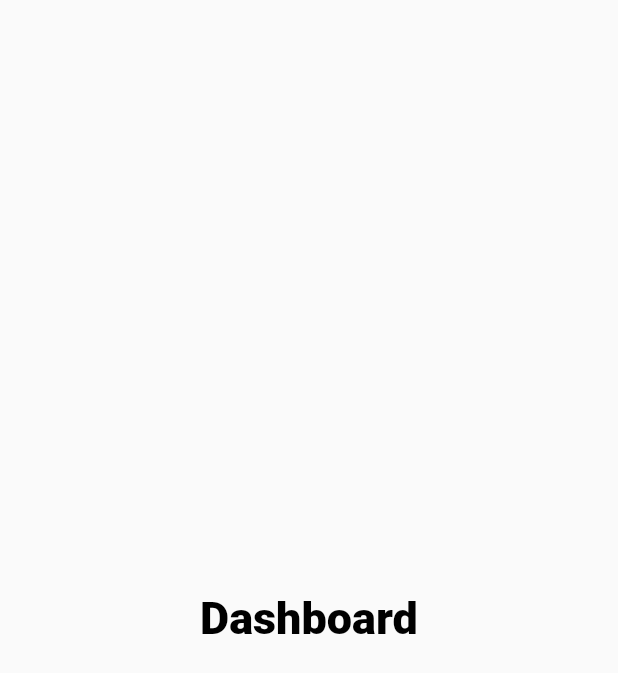
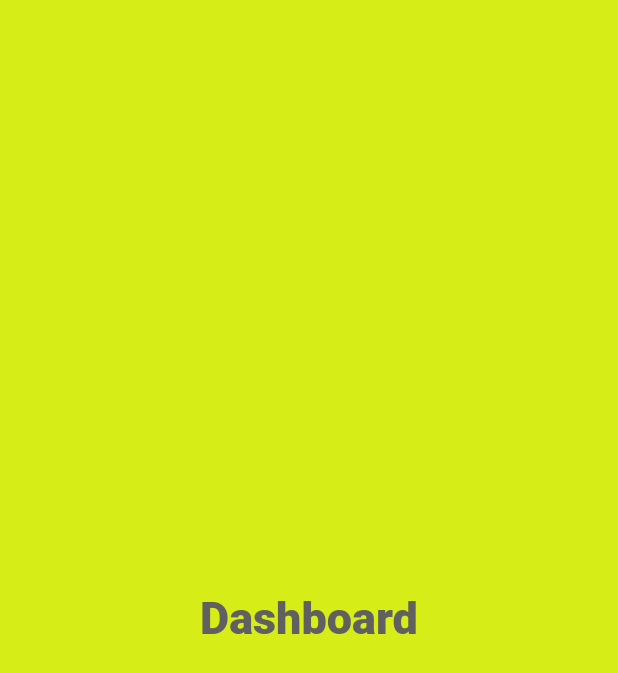
Before and after one commit to shikumi-0/SideDrawer, a Flutter app: the DashboardPage screen opened directly, on a phone screen of 412 x 824 dp. Shown: the top 673 px of the screen. Run offline on Flutter 3.47's test engine with Material 2 defaults, Android fonts, the phone set to English and light mode, and no system bars; our stand-ins replace bloc, flutter_bloc, rxdart; statements that could not run were skipped.

Commit message:
Update dashboard.dart

```diff
--- a/lib/pages/dashboard.dart
+++ b/lib/pages/dashboard.dart
@@ -5,12 +5,13 @@ class DashboardPage extends StatelessWidget with NavigationStates {
   @override
   Widget build(BuildContext context) {
     return Scaffold(
+      backgroundColor: Color(0xffD6ED17),
       body: Center(
         child: Text(
           'Dashboard',
           style: TextStyle(
             fontSize: 30,
-            color: Colors.black,
+            color: Color(0xff606060),
             fontWeight: FontWeight.w900,
           ),
         ),
```
